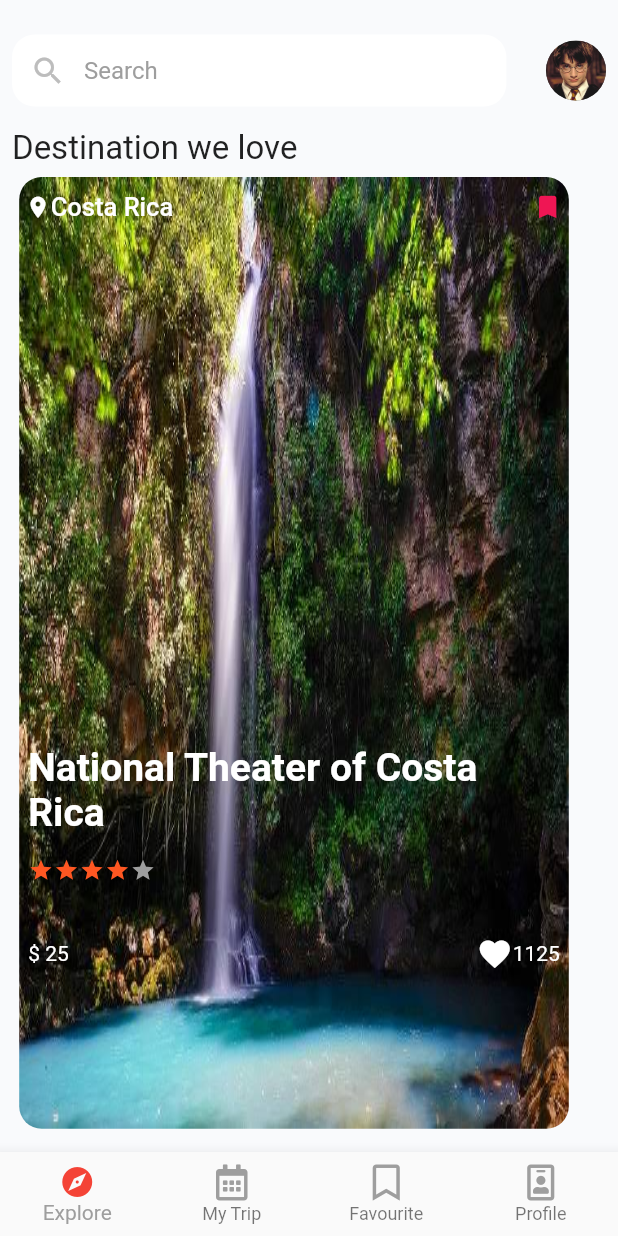
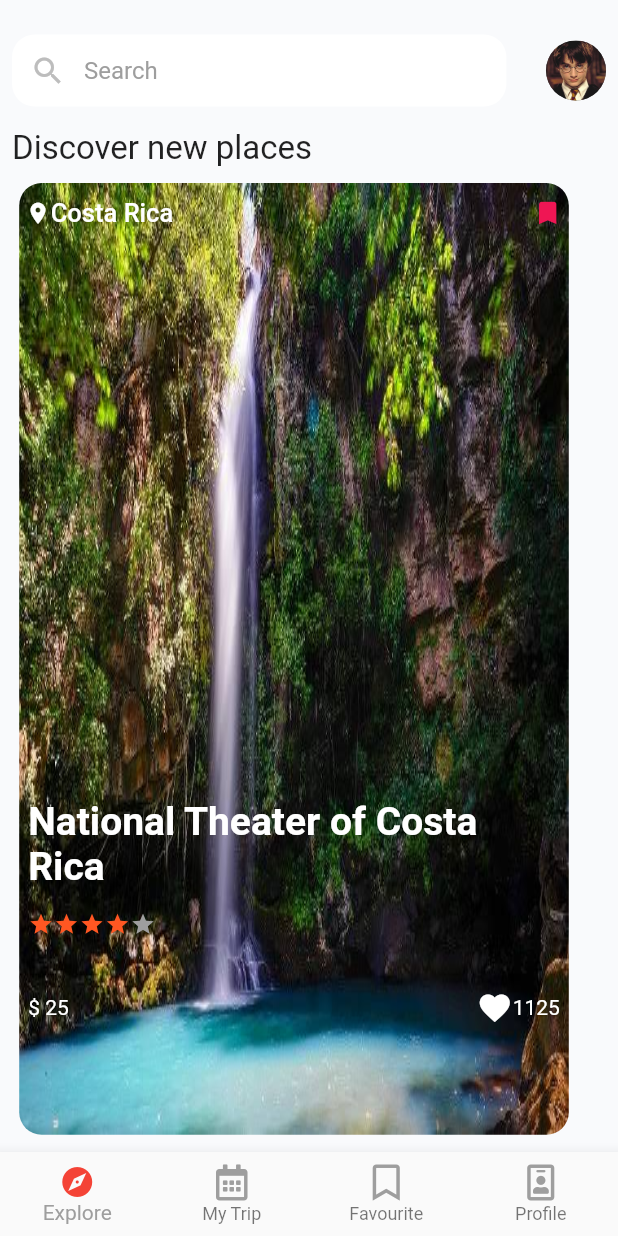
Before and after one commit to aliaafci/easy-travel-app, a Flutter app: the DiscoverNewPlace screen opened by its route, on a phone screen of 412 x 824 dp. Run offline on Flutter 3.47's test engine with Material 2 defaults, Android fonts, the phone set to English and light mode, and no system bars; drawn by our look-alikes of carousel_slider; our stand-ins replace font_awesome_flutter.

Commit message:
[Technical][easy-travel] doc some files

```diff
--- a/lib/screens/discover_new_place.dart
+++ b/lib/screens/discover_new_place.dart
@@ -36,12 +36,12 @@ class _DiscoverNewPlaceState extends State<DiscoverNewPlace> {
 
    _discoberPlaceHint(BuildContext context) {
     return Padding(
-      padding: const EdgeInsets.only(bottom: 6.0),
+      padding: const EdgeInsets.only(bottom: 10.0),
       child: Row(
                     mainAxisAlignment: MainAxisAlignment.spaceBetween,
                     children: <Widget>[
                       Text(
-                        S.of(context).destination_we_love_lbl,
+                        S.of(context).discover_new_place,
                         style: TextStyle(
                           fontSize: 22,
                           fontWeight: FontWeight.w400,
--- a/lib/widgets/carousel_star_rate_details.dart
+++ b/lib/widgets/carousel_star_rate_details.dart
@@ -13,7 +13,7 @@ class _CarouselStarRateDetailsState extends State<CarouselStarRateDetails> {
   Widget build(BuildContext context) {
     var containerHeight = MediaQuery.of(context).size.height * 0.77;
     print("first height $containerHeight");
-    var carouselDetailsPadding = containerHeight * 0.55;
+    var carouselDetailsPadding = containerHeight * 0.60;
     return Container(
       width: 300,
       height: containerHeight,
--- a/lib/widgets/star_rating.dart
+++ b/lib/widgets/star_rating.dart
@@ -35,7 +35,7 @@ class StarDisplay extends StarDisplayWidget {
           value: value,
           filledStar: const Icon(Icons.star),
           unfilledStar: const Icon(Icons.star_border),
-      filledStarColor: Color.fromARGB(255, 239, 101, 22),
+      filledStarColor: Color.fromARGB(255, 254, 118, 12  ),
       unfilledStarColor:Colors.grey
 
   );
```
